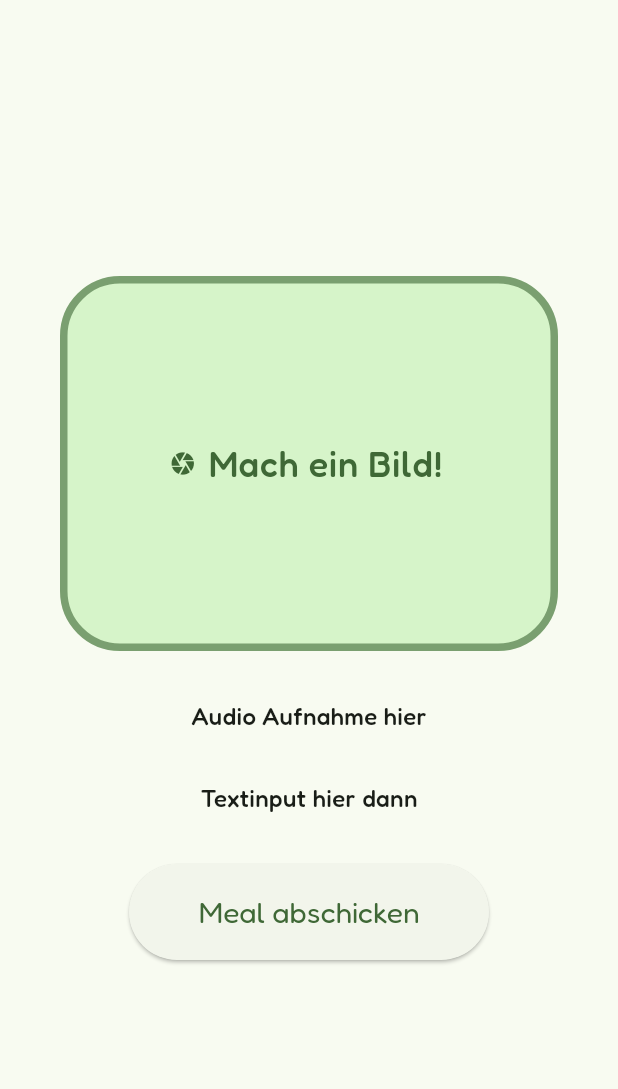
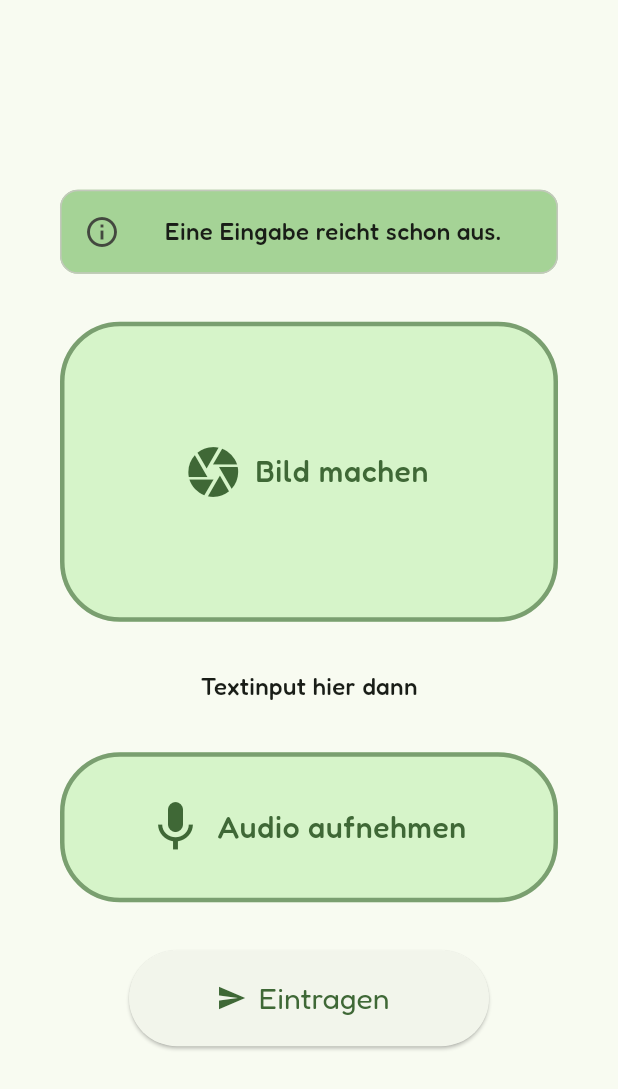
Before and after one commit to christried/snackbert, a Flutter app: the NewEntryScreen screen opened directly, on a phone screen of 412 x 824 dp. Shown: the top 1089 px of the screen. Run offline on Flutter 3.47's test engine with Material 3 defaults, Android fonts, the phone set to English and light mode, and no system bars; our stand-ins replace firebase_core, google_fonts, google_sign_in, image_picker; missing offline and left inert: audio_waveforms, record; accounts and stored records are empty.

Commit message:
- first implementation of audio recorder - some mascot images to be implementated so app is cute - fixed dependencies, need some new ones for audio stuff - minor visual fixes

```diff
--- a/lib/main.dart
+++ b/lib/main.dart
@@ -43,7 +43,7 @@ class Snackbert extends StatelessWidget {
           ),
           // APP BODY BIG TEXTs
           bodyLarge: GoogleFonts.fredoka(
-            fontSize: 24,
+            fontSize: 20,
             fontWeight: FontWeight.w500,
           ),
         ),
--- a/lib/screens/new_entry.dart
+++ b/lib/screens/new_entry.dart
@@ -1,7 +1,9 @@
 import 'dart:io';
 
 import 'package:flutter/material.dart';
+import 'package:snackbert/widgets/info_bracket.dart';
 import 'package:snackbert/widgets/inputs/meal_image_picker.dart';
+import 'package:snackbert/widgets/inputs/meal_recorder.dart';
 
 class NewEntryScreen extends StatefulWidget {
   const NewEntryScreen({super.key});
@@ -13,8 +15,14 @@ class NewEntryScreen extends StatefulWidget {
 }
 
 class _NewEntryScreenState extends State<NewEntryScreen> {
-  File?
-  _selectedImage; // passed to meal_image_picker to also get it here whenever an image is picked there
+  // passed to meal_image_picker to also get it here whenever an image is picked there
+  File? _selectedImage;
+  File? _recordedAudio;
+
+  void _onSendMeal() {
+    print(_selectedImage);
+    print(_recordedAudio);
+  }
 
   @override
   Widget build(BuildContext context) {
@@ -26,13 +34,25 @@ class _NewEntryScreenState extends State<NewEntryScreen> {
             spacing: 32,
             mainAxisSize: MainAxisSize.min,
             children: [
+              InfoBracket(
+                icon: Icon(Icons.info_outline),
+                text: "Eine Eingabe reicht schon aus.",
+                horMargin: 0,
+              ),
+
               MealImagePicker(onPickImage: (image) => _selectedImage = image),
-
-              Text("Audio Aufnahme hier"),
 
               Text("Textinput hier dann"),
 
-              ElevatedButton(onPressed: () {}, child: Text("Meal abschicken")),
+              MealRecorder(
+                onPickAudio: (audioFile) => _recordedAudio = audioFile,
+              ),
+
+              ElevatedButton.icon(
+                icon: Icon(Icons.send),
+                onPressed: _onSendMeal,
+                label: Text("Eintragen"),
+              ),
             ],
           ),
         ),
--- a/lib/widgets/info_bracket.dart
+++ b/lib/widgets/info_bracket.dart
@@ -3,10 +3,16 @@
 import 'package:flutter/material.dart';
 
 class InfoBracket extends StatelessWidget {
-  const InfoBracket({super.key, required this.icon, required this.text});
+  const InfoBracket({
+    super.key,
+    required this.icon,
+    required this.text,
+    this.horMargin = 32,
+  });
 
   final Icon icon;
   final String text;
+  final double horMargin;
 
   @override
   Widget build(BuildContext context) {
@@ -19,7 +25,7 @@ class InfoBracket extends StatelessWidget {
 
     return Card.outlined(
       color: colors.inversePrimary,
-      margin: EdgeInsets.symmetric(vertical: 0, horizontal: 32),
+      margin: EdgeInsets.symmetric(vertical: 0, horizontal: horMargin),
       child: ListTile(
         leading: icon,
         title: Text(
--- a/lib/widgets/inputs/meal_image_picker.dart
+++ b/lib/widgets/inputs/meal_image_picker.dart
@@ -45,8 +45,8 @@ class _MealImagePickerState extends State<MealImagePicker> {
 
     Widget content = TextButton.icon(
       onPressed: _takePicture,
-      icon: const Icon(Icons.camera),
-      label: Text("Mach ein Bild!", style: bodyLarge),
+      icon: const Icon(Icons.camera, size: 40),
+      label: Text("Bild machen", style: bodyLarge),
     );
 
     if (_selectedImage != null) {
@@ -69,13 +69,13 @@ class _MealImagePickerState extends State<MealImagePicker> {
       decoration: BoxDecoration(
         color: colors.primaryContainer.withAlpha(155),
         border: Border.all(
-          width: 5,
+          width: 3,
           color: colors.primary.withAlpha(155),
           style: BorderStyle.solid,
         ),
         borderRadius: BorderRadius.circular(40),
       ),
-      height: 250,
+      height: 200,
       width: double.infinity,
       alignment: Alignment.center,
       child: content,
--- /dev/null
+++ b/lib/widgets/inputs/meal_recorder.dart
@@ -0,0 +1,220 @@
+import 'dart:async';
+import 'dart:io';
+
+import 'package:audio_waveforms/audio_waveforms.dart';
+import 'package:flutter/material.dart';
+import 'package:path_provider/path_provider.dart';
+import 'package:record/record.dart';
+
+class MealRecorder extends StatefulWidget {
+  const MealRecorder({super.key, required this.onPickAudio});
+
+  final void Function(File? audioFile) onPickAudio;
+
+  @override
+  State<MealRecorder> createState() => _MealRecorderState();
+}
+
+class _MealRecorderState extends State<MealRecorder> {
+  late final AudioRecorder _recorder;
+
+  late PlayerController _playerController;
+
+  // Listens to player state so the UI can show play/pause correctly.
+  StreamSubscription<PlayerState>? _playerStateSub;
+
+  bool _isRecording = false;
+  bool _isPlaying = false;
+
+  String? _audioPath;
+
+  @override
+  void initState() {
+    super.initState();
+
+    _recorder = AudioRecorder();
+
+    _initPlayerController();
+  }
+
+  // Builds a fresh player controller and subscribes to its state.
+  void _initPlayerController() {
+    _playerController = PlayerController();
+    _playerStateSub?.cancel();
+    _playerStateSub = _playerController.onPlayerStateChanged.listen((state) {
+      if (!mounted) return;
+      setState(() {
+        _isPlaying = state == PlayerState.playing;
+      });
+    });
+  }
+
+  // re-initialize the whole player on reset because it threw for some reason
+  Future<void> _resetPlayerController() async {
+    await _playerController.stopPlayer();
+    _playerStateSub?.cancel();
+    _playerController.dispose();
+    _initPlayerController();
+  }
+
+  Future<void> _startRecording() async {
+    final hasPermission = await _recorder.hasPermission();
+    if (!hasPermission) {
+      debugPrint('MealRecorder: microphone permission missing.');
+      return;
+    }
+
+    if (_isPlaying) {
+      await _playerController.stopPlayer();
+    }
+
+    // Build a unique filename for each recording.
+    final dir = await getApplicationDocumentsDirectory();
+    final filePath =
+        '${dir.path}/meal_${DateTime.now().millisecondsSinceEpoch}.m4a';
+
+    await _recorder.start(
+      const RecordConfig(
+        encoder: AudioEncoder.aacLc,
+        bitRate: 128000,
+        sampleRate: 44100,
+      ),
+      path: filePath,
+    );
+
+    if (!mounted) return;
+    setState(() {
+      _isRecording = true;
+      _audioPath = null;
+    });
+  }
+
+  Future<void> _stopRecording() async {
+    final path = await _recorder.stop();
+    final file = path == null ? null : File(path);
+    widget.onPickAudio(file);
+
+    if (path == null) {
+      debugPrint('MealRecorder: recording returned no path.');
+      if (!mounted) return;
+      setState(() {
+        _isRecording = false;
+      });
+      return;
+    }
+
+    await _resetPlayerController();
+    await _playerController.preparePlayer(
+      path: path,
+      shouldExtractWaveform: false,
+    );
+
+    if (!mounted) return;
+    setState(() {
+      _isRecording = false;
+      _audioPath = path;
+    });
+  }
+
+  Future<void> _toggleRecording() async {
+    if (_isRecording) {
+      await _stopRecording();
+    } else {
+      await _startRecording();
+    }
+  }
+
+  Future<void> _togglePlayback() async {
+    if (_audioPath == null) return;
+
+    if (_isPlaying) {
+      await _playerController.pausePlayer();
+      return;
+    }
+
+    await _playerController.startPlayer();
+  }
+
+  // Deletes the current recording and returns to record mode
+  Future<void> _discardRecording() async {
+    if (_isPlaying) {
+      await _playerController.stopPlayer();
+    }
+
+    final path = _audioPath;
+    if (path != null) {
+      final file = File(path);
+      if (await file.exists()) {
+        await file.delete();
+      }
+    }
+
+    if (!mounted) return;
+    setState(() {
+      _audioPath = null;
+      _isPlaying = false;
+    });
+  }
+
+  @override
+  void dispose() {
+    _playerStateSub?.cancel();
+    _playerController.dispose();
+    _recorder.dispose();
+    super.dispose();
+  }
+
+  @override
+  Widget build(BuildContext context) {
+    // STYLING
+    final theme = Theme.of(context);
+    final colors = theme.colorScheme;
+    final bodyLarge = theme.textTheme.bodyLarge!.copyWith(
+      color: colors.primary,
+    );
+
+    Widget content = TextButton.icon(
+      onPressed: _toggleRecording,
+      icon: Icon(_isRecording ? Icons.stop : Icons.mic, size: 40),
+      label: Text(
+        _isRecording ? 'Aufnahme stoppen' : 'Audio aufnehmen',
+        style: bodyLarge,
+      ),
+    );
+
+    // Once we have a recording, show playback + re-record actions.
+    if (_audioPath != null) {
+      content = Row(
+        mainAxisAlignment: MainAxisAlignment.center,
+        children: [
+          TextButton.icon(
+            onPressed: _togglePlayback,
+            icon: Icon(_isPlaying ? Icons.pause : Icons.play_arrow, size: 40),
+            label: Text(_isPlaying ? 'Pause' : 'Abspielen', style: bodyLarge),
+          ),
+          IconButton(
+            onPressed: _discardRecording,
+            icon: Icon(Icons.replay, color: colors.primary, size: 25),
+            tooltip: 'Neu aufnehmen',
+          ),
+        ],
+      );
+    }
+
+    return Container(
+      decoration: BoxDecoration(
+        color: colors.primaryContainer.withAlpha(155),
+        border: Border.all(
+          width: 3,
+          color: colors.primary.withAlpha(155),
+          style: BorderStyle.solid,
+        ),
+        borderRadius: BorderRadius.circular(40),
+      ),
+      height: 100,
+      width: double.infinity,
+      alignment: Alignment.center,
+      child: Column(mainAxisSize: MainAxisSize.min, children: [content]),
+    );
+  }
+}
--- a/pubspec.yaml
+++ b/pubspec.yaml
@@ -40,6 +40,9 @@ dependencies:
   google_sign_in: ^7.2.0
   image_picker: ^1.2.2
   record: ^6.2.0
+  permission_handler: ^12.0.1
+  audio_waveforms: ^2.0.2
+  path_provider: ^2.1.5
 
 dev_dependencies:
   flutter_test:
```
Also changed, not shown: assets/conceptpaintlol.png (deleted), assets/snackbert_mascot_face.png (added), assets/snackbert_mascot_face_error.png (added), assets/snackbert_mascot_full1.png (added), assets/snackbert_mascot_full2.png (added), pubspec.lock, 2 other files.
